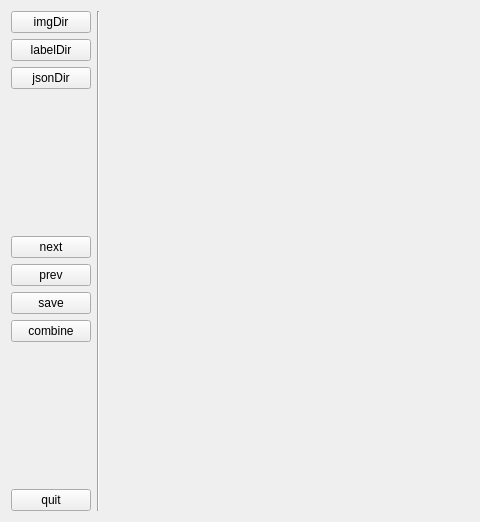
Above: ui/HOILabel.ui from LSC333/HOILabel before the change; both pictures show x 0 to 480 and y 0 to 522 of the 1232 by 522 pixel window. Below: the same form after it.
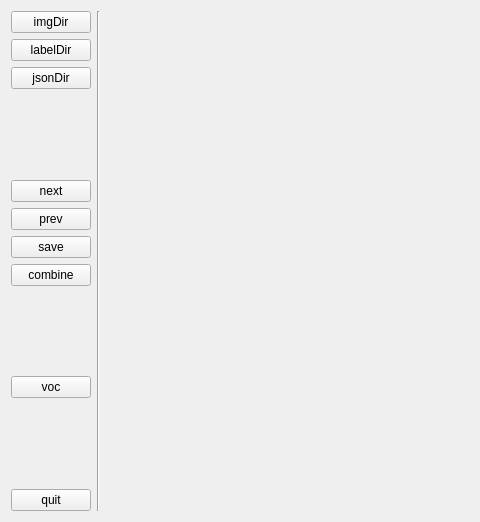
That is the form after the change.

```diff
--- a/ui/HOILabel.ui
+++ b/ui/HOILabel.ui
@@ -134,6 +134,32 @@
          </property>
         </widget>
        </item>
+       <item>
+        <spacer name="verticalSpacer_3">
+         <property name="orientation">
+          <enum>Qt::Vertical</enum>
+         </property>
+         <property name="sizeHint" stdset="0">
+          <size>
+           <width>20</width>
+           <height>40</height>
+          </size>
+         </property>
+        </spacer>
+       </item>
+       <item>
+        <widget class="QPushButton" name="voc">
+         <property name="maximumSize">
+          <size>
+           <width>100</width>
+           <height>16777215</height>
+          </size>
+         </property>
+         <property name="text">
+          <string>voc</string>
+         </property>
+        </widget>
+       </item>
        <item>
         <spacer name="verticalSpacer">
          <property name="orientation">
```
